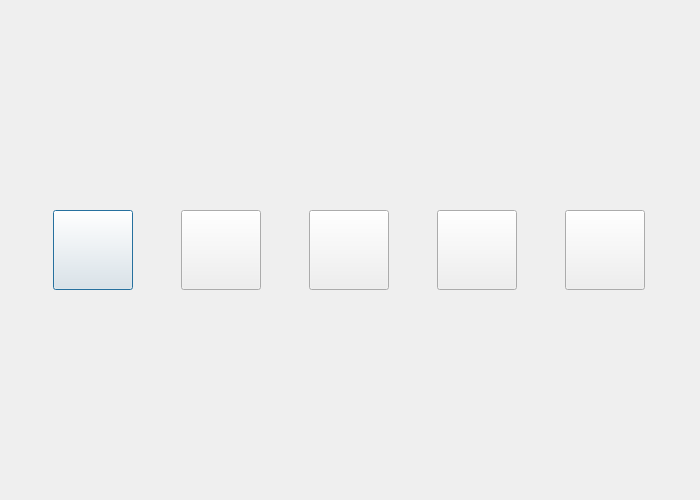
Qt form carreraapplicationdrawer.ui (Arrera-Software/Arrera-Interface) before a commit.
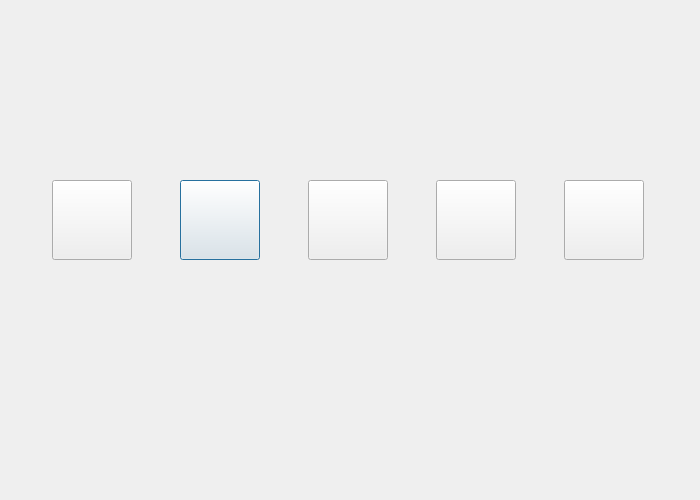
The same form after that commit. Icons and pictures are not drawn.

Commit message: Petit changement de l'ui

```diff
--- a/carreraapplicationdrawer.ui
+++ b/carreraapplicationdrawer.ui
@@ -19,8 +19,17 @@
   <property name="windowTitle">
    <string>Dialog</string>
   </property>
+  <widget class="QWidget" name="gridLayoutWidget">
+   <property name="geometry">
+    <rect>
+     <x>10</x>
+     <y>0</y>
+     <width>681</width>
+     <height>441</height>
+    </rect>
+   </property>
   <layout class="QGridLayout" name="gridLayout">
-   <item row="0" column="0">
+    <item row="0" column="1">
     <widget class="QPushButton" name="IDC_SOFTPRESENTATION">
      <property name="minimumSize">
       <size>
@@ -49,7 +58,7 @@
      </property>
     </widget>
    </item>
-   <item row="0" column="1">
+    <item row="0" column="3">
     <widget class="QPushButton" name="IDC_SOFTTABLEUR">
      <property name="minimumSize">
       <size>
@@ -107,7 +116,7 @@
      </property>
     </widget>
    </item>
-   <item row="0" column="3">
+    <item row="0" column="0">
     <widget class="QPushButton" name="IDC_SOFTTEXTE">
      <property name="minimumSize">
       <size>
@@ -166,6 +175,7 @@
     </widget>
    </item>
   </layout>
+  </widget>
  </widget>
  <resources>
   <include location="ArreraTheme.qrc"/>
```
Lines whose indentation alone changed are shown as unchanged.
